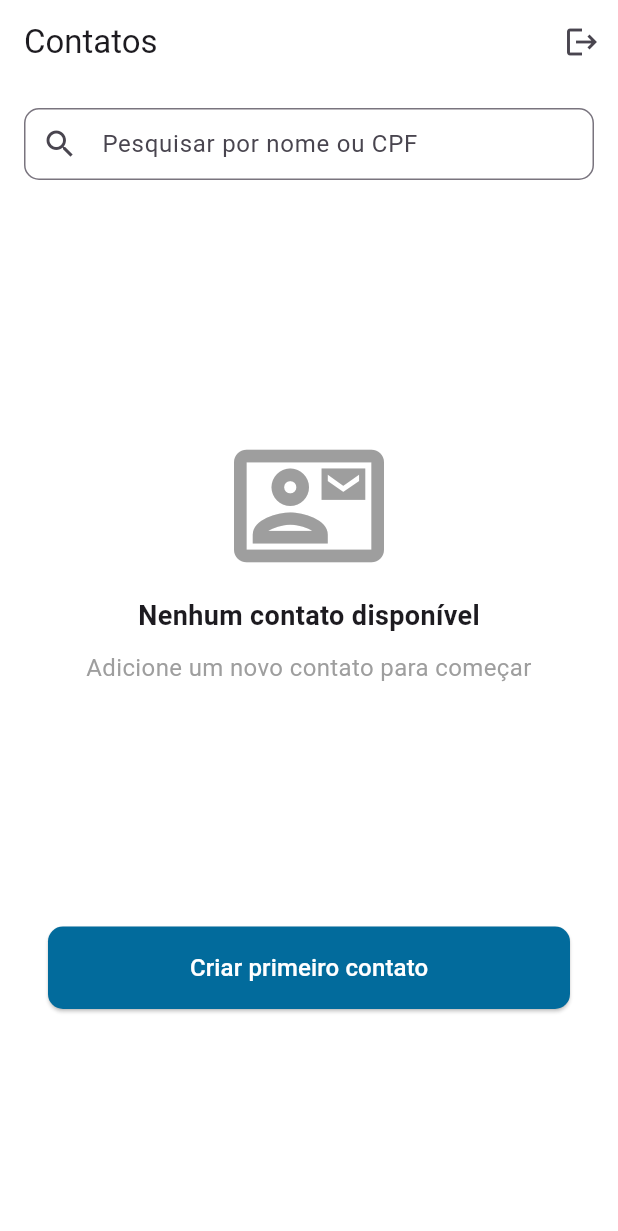
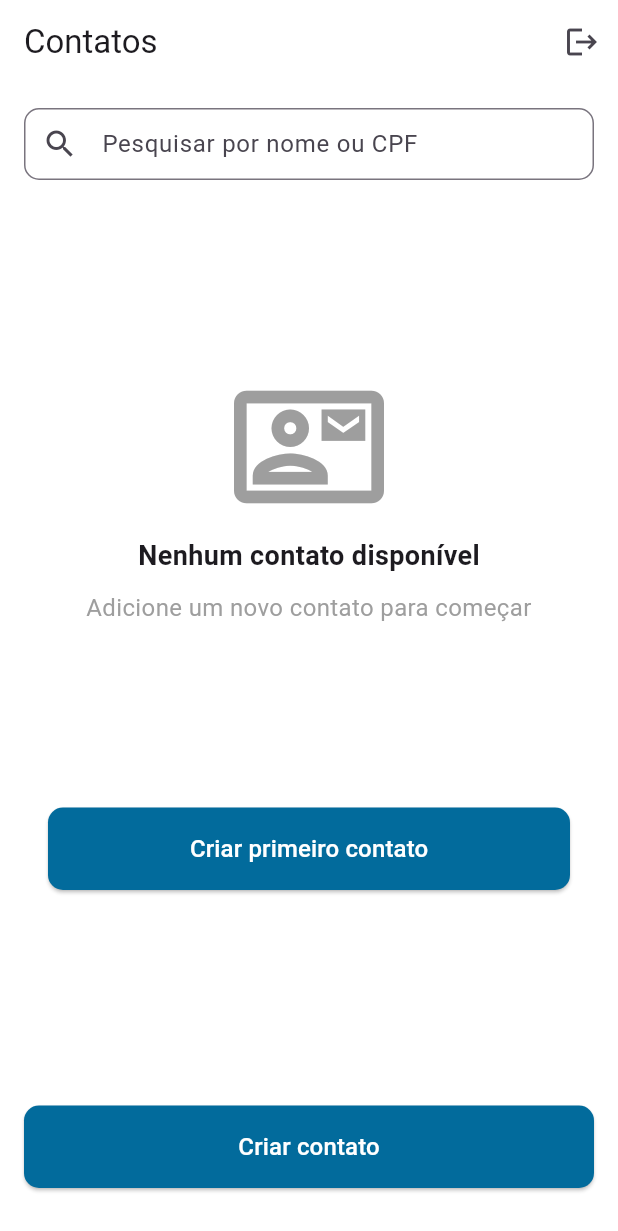
Before and after one commit to caiodantasmormito/UEX-challenge, a Flutter app: the HomePage screen opened by its route, on a phone screen of 412 x 824 dp. Shown: the top 1231 px of the screen. Run offline on Flutter 3.47's test engine with Material 3 defaults, Android fonts, the phone set to English and light mode, and no system bars; our stand-ins replace bloc, cloud_firestore, dio, equatable, firebase_auth, firebase_core and 6 more; missing offline and left inert: cpf_cnpj_validator; accounts and stored records are empty; Roboto replaces fonts that are missing (Manrope).

Commit message:
fix: layout

```diff
--- a/lib/app_widget.dart
+++ b/lib/app_widget.dart
@@ -7,8 +7,6 @@ import 'package:uex_app/config/themes/dark_theme.dart';
 import 'package:uex_app/config/themes/light_theme.dart';
 import 'package:uex_app/core/infra/http_client.dart';
 import 'package:uex_app/features/address/core/address_provider.dart';
-import 'package:uex_app/features/address/domain/usecases/get_address_by_uf_usecase.dart';
-import 'package:uex_app/features/address/presentation/bloc/get_address_by_uf/get_address_by_uf_bloc.dart';
 import 'package:uex_app/features/contacts/core/contacts_provider.dart';
 import 'package:uex_app/features/contacts/domain/usecases/delete_contacts_usecase.dart';
 import 'package:uex_app/features/contacts/presentation/bloc/delete_contacts/delete_contacts_bloc.dart';
--- a/lib/features/home/presentation/pages/home_page.dart
+++ b/lib/features/home/presentation/pages/home_page.dart
@@ -54,6 +54,30 @@ class _HomePageState extends State<HomePage> {
   @override
   Widget build(BuildContext context) {
     return Scaffold(
+      bottomNavigationBar: Padding(
+        padding: const EdgeInsets.symmetric(horizontal: 16.0, vertical: 32),
+        child: ElevatedButton(
+          style: ElevatedButton.styleFrom(
+            padding: const EdgeInsets.symmetric(vertical: 16),
+            shape: RoundedRectangleBorder(
+              borderRadius: BorderRadius.circular(10),
+            ),
+          ),
+          onPressed: () async {
+            await context.push(AddContactsPage.routeName);
+            final userId = FirebaseAuth.instance.currentUser?.uid;
+            if (userId != null) {
+              context
+                  .read<GetContactsBloc>()
+                  .add(GetDataContacts(userId: userId));
+            }
+          },
+          child: const Text(
+            'Criar contato',
+            style: TextStyle(fontSize: 16),
+          ),
+        ),
+      ),
       appBar: AppBar(
         backgroundColor: Colors.white,
         title: const Text('Contatos'),
@@ -123,7 +147,7 @@ class _HomePageState extends State<HomePage> {
                             elevation: 3,
                             color: Colors.white,
                             margin: const EdgeInsets.symmetric(
-                                horizontal: 16, vertical: 8),
+                                horizontal: 16, vertical: 5),
                             child: ListTile(
                               leading: CircleAvatar(
                                 backgroundColor: Colors.white,
```
Also changed, not shown: lib/features/contacts/presentation/pages/add_contacts_page.dart (+1 -6 lines).
